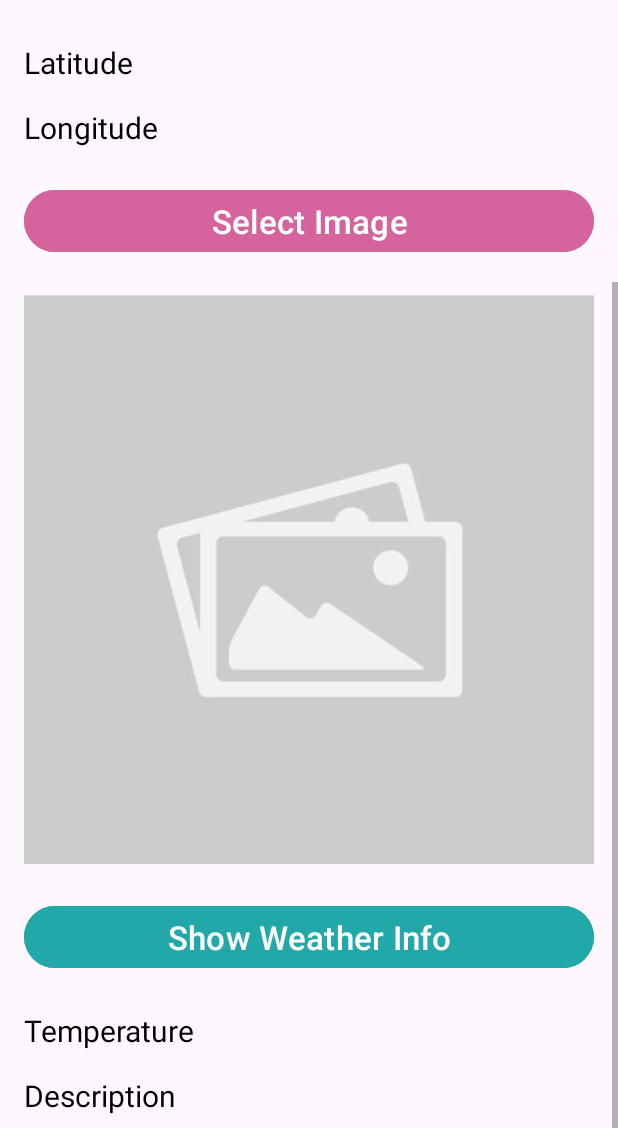
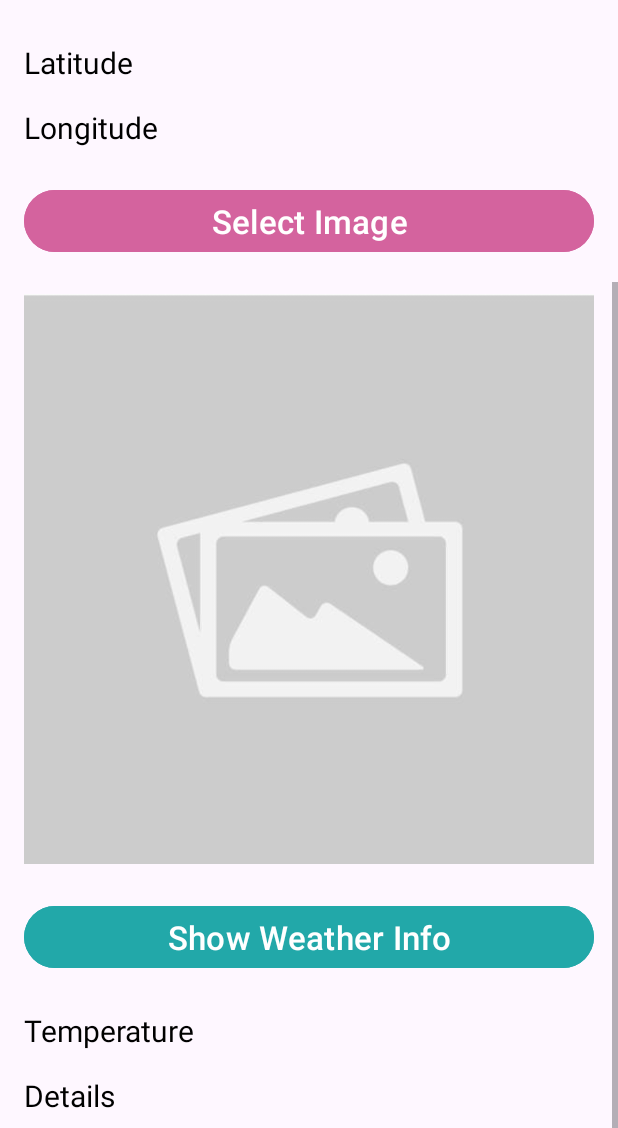
Before and after one commit to JuliaSundl/GPS-Image-Notes, an Android app: the NoteEditActivity screen opened directly, with no data from a screen before it, scrolled down 264 dp, on a phone screen of 412 x 824 dp, the part 108-1236 px from its top. Run offline under Robolectric (Android 15) with nearby library versions, the phone set to English and light mode, and no system bars; our stand-ins replace Room's generated code; pictures from the network do not load.

Commit message:
Small Adaptions and new APK part 2

```diff
--- a/app/src/main/res/values/strings.xml
+++ b/app/src/main/res/values/strings.xml
@@ -40,7 +40,7 @@
 
     <string name="btWeather">Show Weather Info</string>
     <string name="temperature">Temperature</string>
-    <string name="weatherInfo">Description</string>
+    <string name="weatherInfo">Details</string>
     <string name="error_weather">Error fetching weather data</string>
     <string name="error_network">Network error</string>
 </resources>
```
Also changed, not shown: 1 other file.
